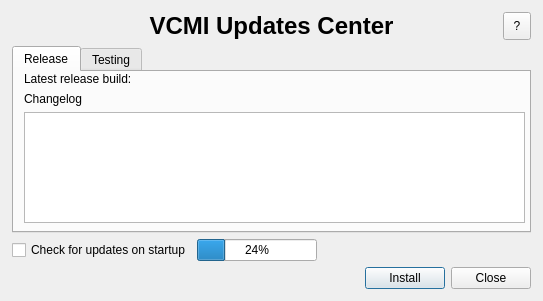
This is launcher/updatedialog_moc.ui in vcmi/vcmi as Qt 5 draws it before an edit. The edited form follows.
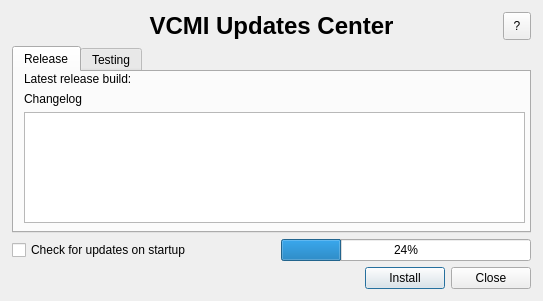
This is the edited form.

Commit message: Fix progress bar position

```diff
--- a/launcher/updatedialog_moc.ui
+++ b/launcher/updatedialog_moc.ui
@@ -247,7 +247,7 @@
      </property>
     </widget>
    </item>
-   <item row="3" column="1" colspan="3">
+   <item row="3" column="3" colspan="4">
     <widget class="QProgressBar" name="progressBar">
      <property name="value">
       <number>24</number>
```
